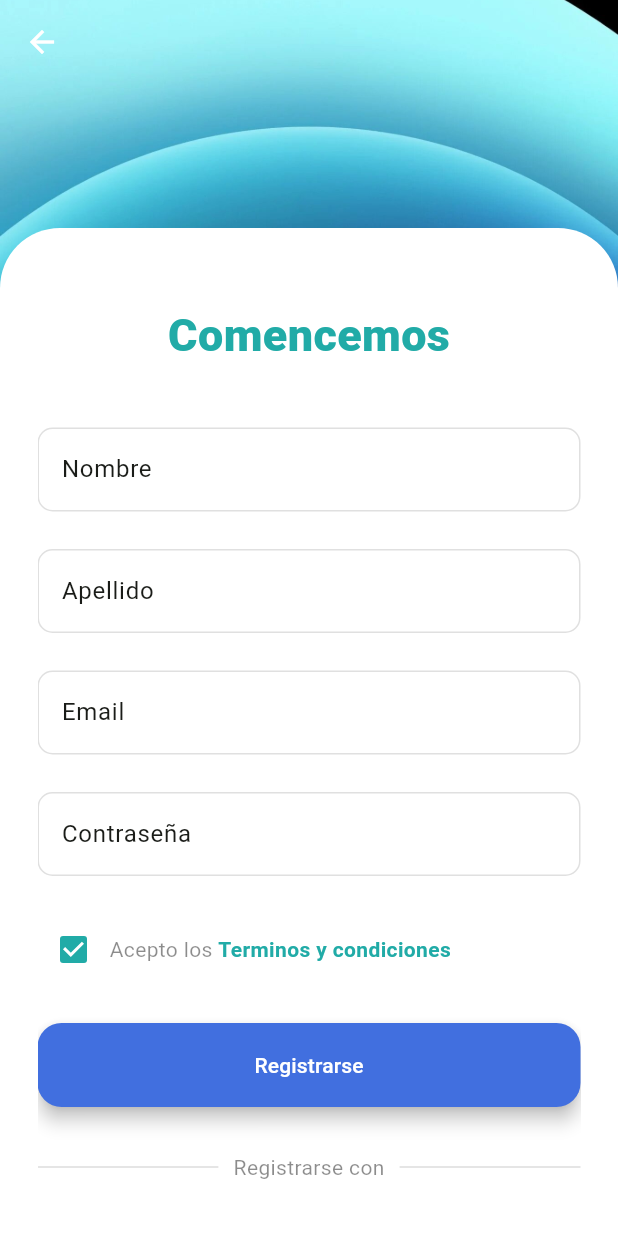
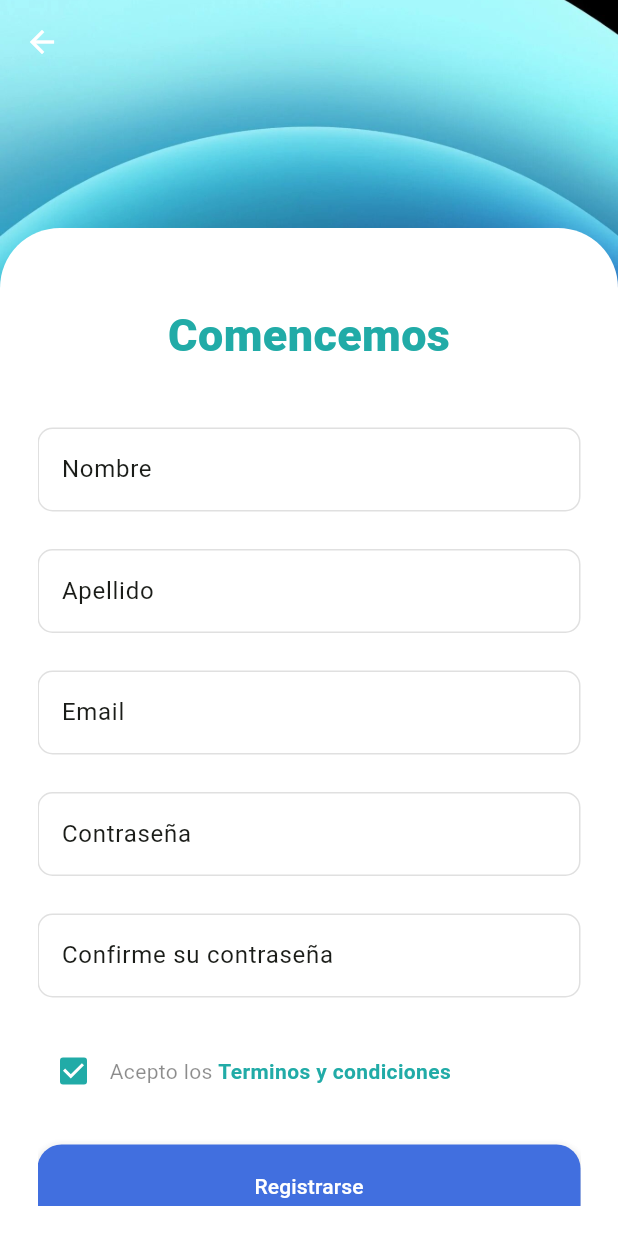
Before and after one commit to LuisRomero0502/AppDeAutenticacion, a Flutter app: the SignUpScreen screen opened directly, on a phone screen of 412 x 824 dp. Run offline on Flutter 3.47's test engine with Material 3 defaults, Android fonts, the phone set to English and light mode, and no system bars; our stand-ins replace icons_plus.

Commit message:
Corrección de errores
Se agrego confirmación de contraseña

```diff
--- a/app_de_autenticacion/lib/screens/signup_screen.dart
+++ b/app_de_autenticacion/lib/screens/signup_screen.dart
@@ -181,6 +181,39 @@ class _SignUpScreenState extends State<SignUpScreen> {
                       const SizedBox(
                         height: 25.0,
                       ),
+                      //password 2
+                      TextFormField(
+                        obscureText: true,
+                        obscuringCharacter: '*',
+                        validator: (value) {
+                          if (value == null || value.isEmpty) {
+                            return 'Por favor ingrese su contraseña';
+                          }
+                          return null;
+                        },
+                        decoration: InputDecoration(
+                          label: const Text('Confirme su contraseña'),
+                          hintText: 'ingresar contraseña',
+                          hintStyle: const TextStyle(
+                            color: Colors.black26,
+                          ),
+                          border: OutlineInputBorder(
+                            borderSide: const BorderSide(
+                              color: Colors.black12, // Default border color
+                            ),
+                            borderRadius: BorderRadius.circular(10),
+                          ),
+                          enabledBorder: OutlineInputBorder(
+                            borderSide: const BorderSide(
+                              color: Colors.black12, // Default border color
+                            ),
+                            borderRadius: BorderRadius.circular(10),
+                          ),
+                        ),
+                      ),
+                      const SizedBox(
+                        height: 25.0,
+                      ),
                       // i agree to the processing
                       Row(
                         children: [
```
